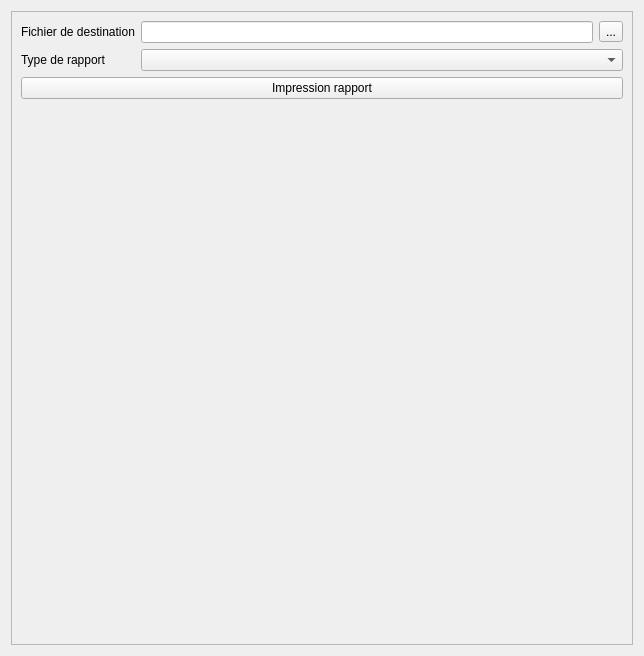
The window that Lamia/toolpostpro/Base2/Lamia_rapport_tool.ui (Artelia/Lamia) describes before a commit, drawn with Qt 5.
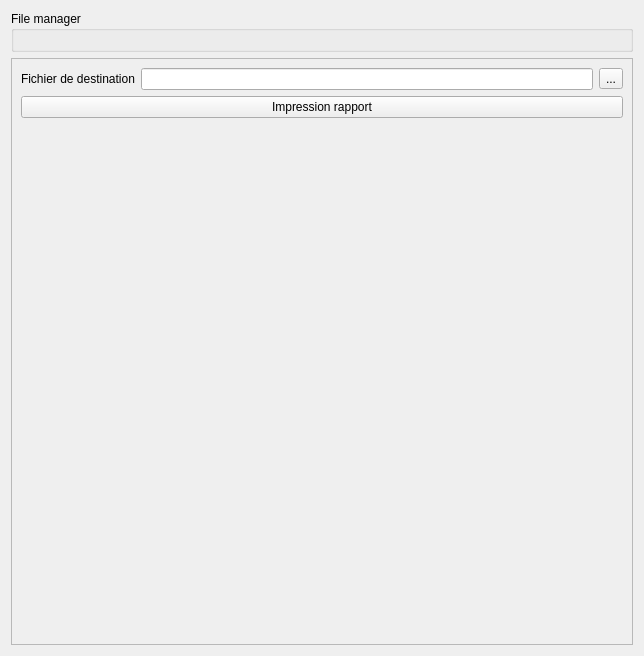
The same window after the commit.

```diff
--- a/Lamia/toolpostpro/Base2/Lamia_rapport_tool.ui
+++ b/Lamia/toolpostpro/Base2/Lamia_rapport_tool.ui
@@ -14,6 +14,14 @@
    <string>Form</string>
   </property>
   <layout class="QVBoxLayout" name="verticalLayout">
+   <item>
+    <widget class="QGroupBox" name="groupBox_filemanager">
+     <property name="title">
+      <string>File manager</string>
+     </property>
+     <layout class="QVBoxLayout" name="verticalLayout_3"/>
+    </widget>
+   </item>
    <item>
     <widget class="QFrame" name="frame">
      <property name="frameShape">
@@ -26,6 +34,13 @@
       <item row="0" column="1">
        <widget class="QLineEdit" name="lineEdit_nom"/>
       </item>
+      <item row="1" column="0" colspan="3">
+       <widget class="QPushButton" name="pushButton_export">
+        <property name="text">
+         <string>Impression rapport</string>
+        </property>
+       </widget>
+      </item>
       <item row="0" column="0">
        <widget class="QLabel" name="label">
         <property name="text">
@@ -33,7 +48,7 @@
         </property>
        </widget>
       </item>
-      <item row="3" column="0">
+      <item row="2" column="0">
        <spacer name="verticalSpacer">
         <property name="orientation">
          <enum>Qt::Vertical</enum>
@@ -46,13 +61,6 @@
         </property>
        </spacer>
       </item>
-      <item row="1" column="0">
-       <widget class="QLabel" name="label_2">
-        <property name="text">
-         <string>Type de rapport</string>
-        </property>
-       </widget>
-      </item>
       <item row="0" column="2">
        <widget class="QToolButton" name="toolButton_filechooser">
         <property name="text">
@@ -60,16 +68,6 @@
         </property>
        </widget>
       </item>
-      <item row="1" column="1" colspan="2">
-       <widget class="QComboBox" name="comboBox_type"/>
-      </item>
-      <item row="2" column="0" colspan="3">
-       <widget class="QPushButton" name="pushButton_export">
-        <property name="text">
-         <string>Impression rapport</string>
-        </property>
-       </widget>
-      </item>
      </layout>
     </widget>
    </item>
```
